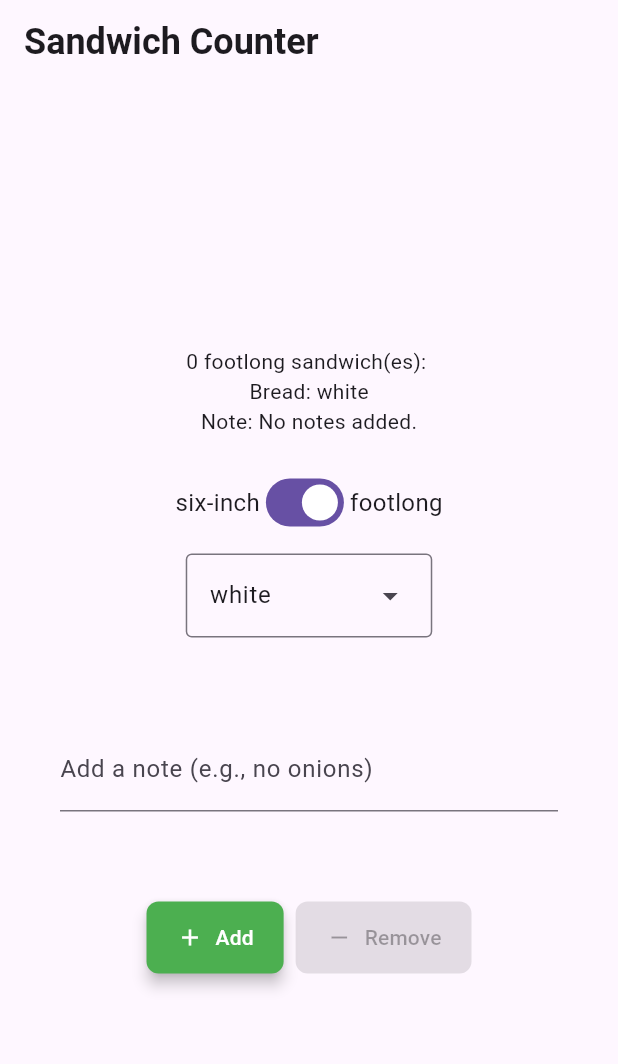
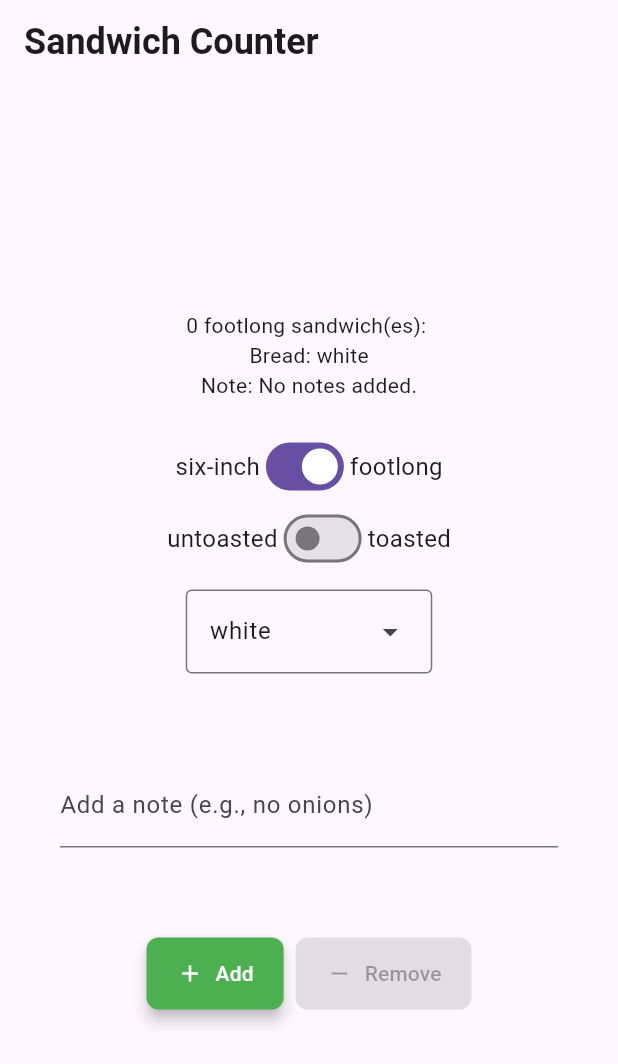
Before and after one commit to Rakib-208/flutter_prog, a Flutter app: the screen it shows after launch, on a phone screen of 412 x 824 dp. Shown: the top 1064 px of the screen. Run offline on Flutter 3.47's test engine with Material 3 defaults, Android fonts, the light colour scheme and no system bars.

Commit message:
ws4ex3 add toasted sandwich to the main.dart and updated widget_test.dart

```diff
--- a/lib/main.dart
+++ b/lib/main.dart
@@ -120,6 +120,7 @@ class _OrderScreenState extends State<OrderScreen> {
   final TextEditingController _notesController = TextEditingController();
   bool _isFootlong = true;
   BreadType _selectedBreadType = BreadType.white;
+  bool _isToasted = false; // added
 
   @override
   void initState() {
@@ -203,8 +204,25 @@ class _OrderScreenState extends State<OrderScreen> {
               mainAxisAlignment: MainAxisAlignment.center,
               children: [
                 const Text('six-inch', style: normalText),
-                Switch(value: _isFootlong, onChanged: _onSandwichTypeChanged),
+                Switch(
+                  key: const Key('size_switch'), // added key
+                  value: _isFootlong,
+                  onChanged: _onSandwichTypeChanged,
+                ),
                 const Text('footlong', style: normalText),
+              ],
+            ),
+            Row(
+              // new toasted switch row
+              mainAxisAlignment: MainAxisAlignment.center,
+              children: [
+                const Text('untoasted', style: normalText),
+                Switch(
+                  key: const Key('toasted_switch'),
+                  value: _isToasted,
+                  onChanged: (value) => setState(() => _isToasted = value),
+                ),
+                const Text('toasted', style: normalText),
               ],
             ),
             const SizedBox(height: 10),
```
Also changed, not shown: 1 other file.
